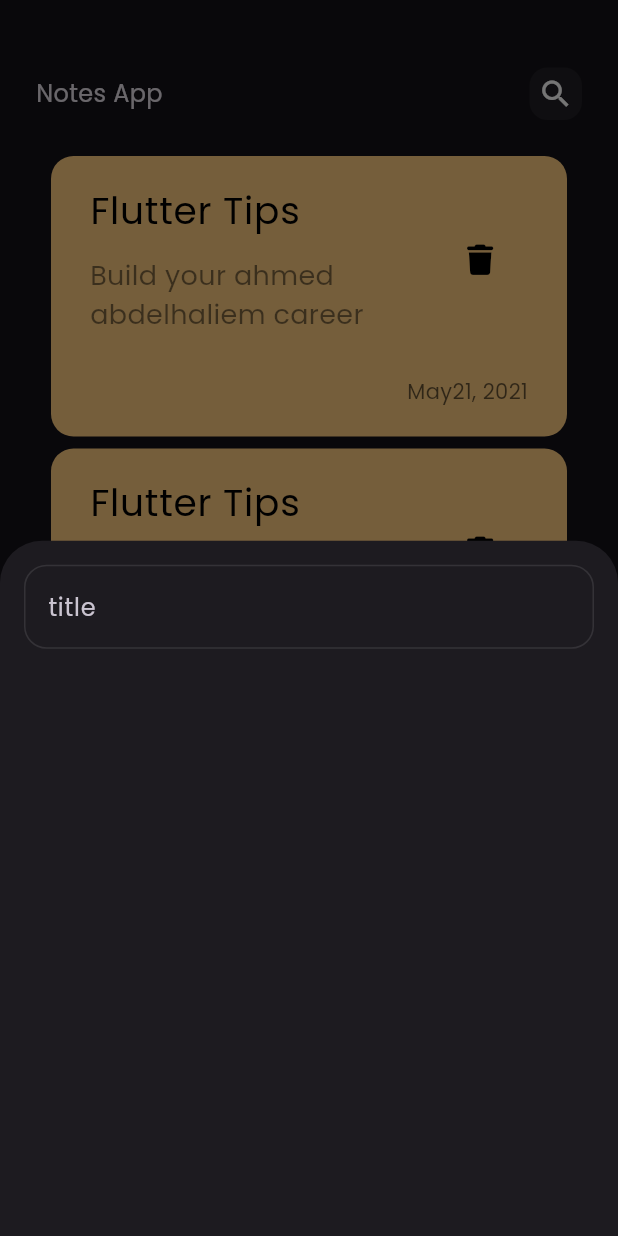
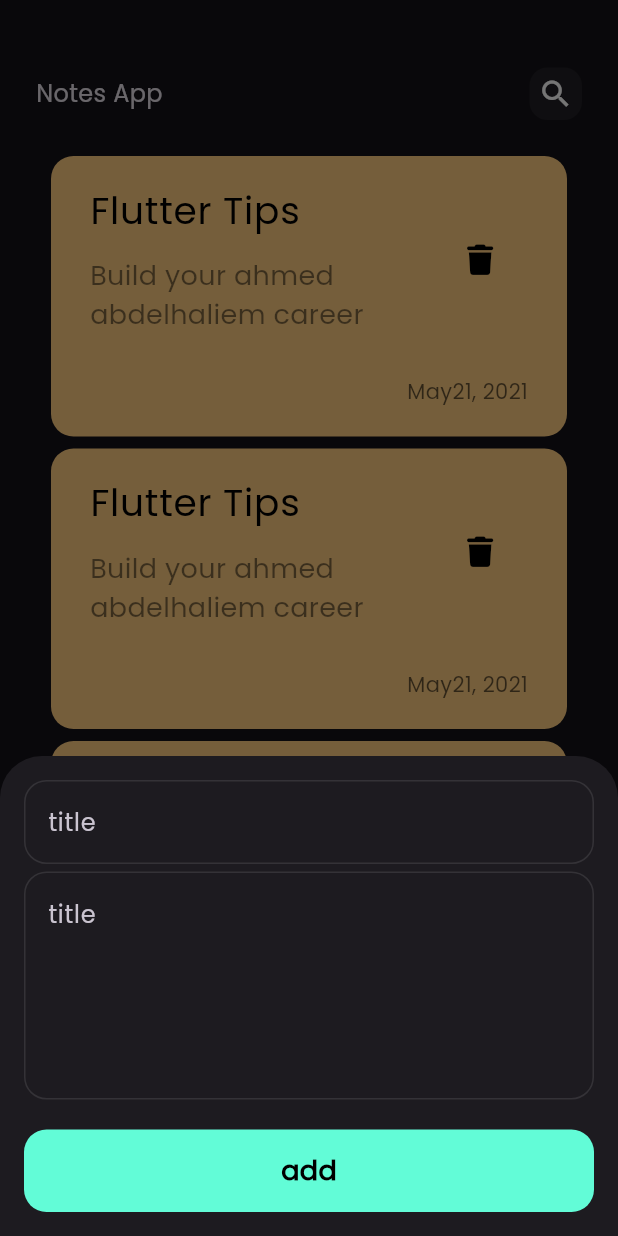
Before and after one commit to ahmedabdelhaliem/notes-app, a Flutter app: the screen it shows after launch, after a tap on the "add" icon, on a phone screen of 412 x 824 dp. Run offline on Flutter 3.47's test engine with Material 3 defaults, Android fonts, the phone set to English and light mode, and no system bars; our stand-ins replace font_awesome_flutter.

Commit message:
finish button sheet

```diff
--- a/lib/widget/add_note_Button_sheet.dart
+++ b/lib/widget/add_note_Button_sheet.dart
@@ -1,4 +1,6 @@
 import 'package:flutter/material.dart';
+import 'package:untitled8/widget/constant.dart';
+import 'package:untitled8/widget/custom_button.dart';
 import 'package:untitled8/widget/custom_text_feild.dart';
 
 class AddNoteButtonSheet extends StatelessWidget {
@@ -6,10 +8,26 @@ class AddNoteButtonSheet extends StatelessWidget {
 
   @override
   Widget build(BuildContext context) {
-    return Container(
-      child: Padding(
-        padding: const EdgeInsets.all(16),
-        child: Column(children: [const CustomTextField()]),
+    return const Padding(
+      padding: EdgeInsets.all(16),
+      child: SingleChildScrollView(
+        child: Column(children: [
+          CustomTextField(
+            hint: 'title',
+            maxLines: 1,
+          ),
+          SizedBox(
+            height: 5,
+          ),
+          CustomTextField(
+            hint: 'content',
+            maxLines: 5,
+          ),
+          SizedBox(
+            height: 20,
+          ),
+          CustomButton()
+        ]),
       ),
     );
   }
--- /dev/null
+++ b/lib/widget/custom_button.dart
@@ -0,0 +1,23 @@
+import 'package:flutter/material.dart';
+import 'package:untitled8/widget/constant.dart';
+
+class CustomButton extends StatelessWidget {
+  const CustomButton({super.key});
+
+  @override
+  Widget build(BuildContext context) {
+    return Container(
+      width: MediaQuery.of(context).size.width,
+      height: 55,
+      decoration: BoxDecoration(
+          color: kPrimaryColor, borderRadius: BorderRadius.circular(15)),
+      child: const Center(
+        child: Text(
+          'add',
+          style: TextStyle(
+              color: Colors.black, fontSize: 18, fontWeight: FontWeight.bold),
+        ),
+      ),
+    );
+  }
+}
--- a/lib/widget/custom_text_feild.dart
+++ b/lib/widget/custom_text_feild.dart
@@ -2,12 +2,16 @@ import 'package:flutter/material.dart';
 import 'package:untitled8/widget/constant.dart';
 
 class CustomTextField extends StatelessWidget {
-  const CustomTextField({super.key});
+  const CustomTextField({super.key, required this.hint, this.maxLines = 1});
+
+  final String hint;
+  final int maxLines;
 
   @override
   Widget build(BuildContext context) {
     return TextField(
       cursorColor: kPrimaryColor,
+      maxLines: maxLines,
       decoration: InputDecoration(
         hintText: 'title',
         border: buildBorder(),
```
